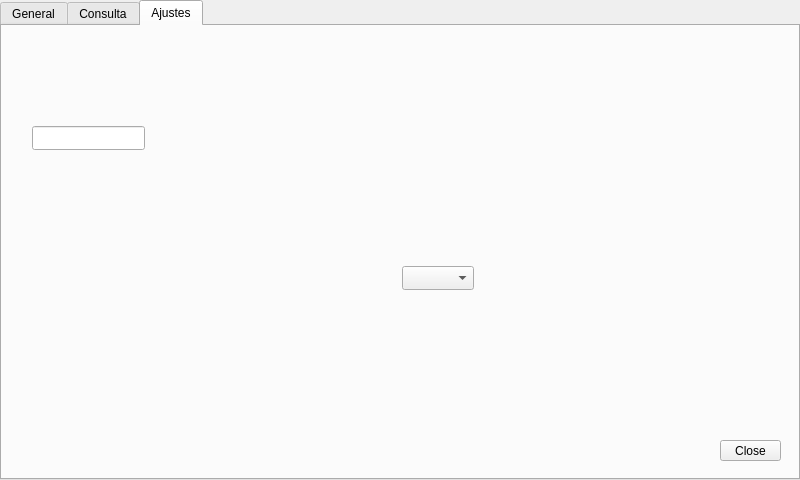
The window that form.ui (SFLACUEVA/AppQT) describes before a commit, drawn with Qt 5.
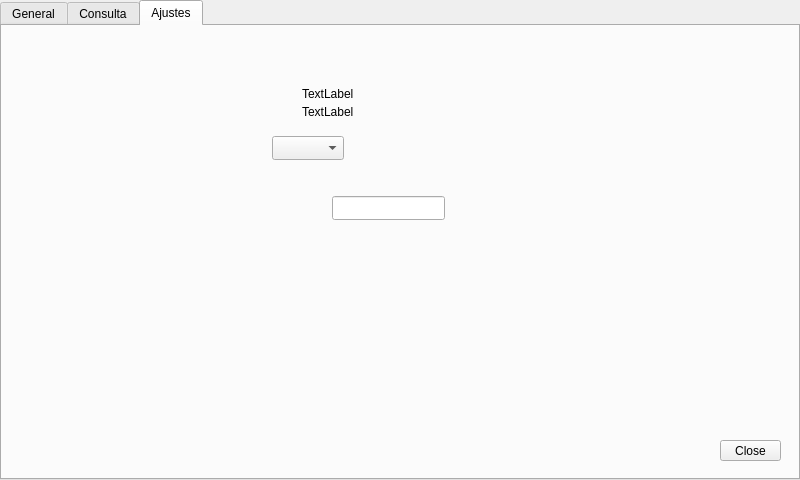
The same window after the commit.

Patch:
```diff
--- a/form.ui
+++ b/form.ui
@@ -56,8 +56,8 @@
      <widget class="QComboBox" name="comboBox">
       <property name="geometry">
        <rect>
-        <x>400</x>
-        <y>240</y>
+        <x>270</x>
+        <y>110</y>
         <width>72</width>
         <height>24</height>
        </rect>
@@ -66,13 +66,39 @@
      <widget class="QLineEdit" name="lineEdit">
       <property name="geometry">
        <rect>
-        <x>30</x>
-        <y>100</y>
+        <x>330</x>
+        <y>170</y>
         <width>113</width>
         <height>24</height>
        </rect>
       </property>
      </widget>
+     <widget class="QLabel" name="lbIP">
+      <property name="geometry">
+       <rect>
+        <x>300</x>
+        <y>78</y>
+        <width>111</width>
+        <height>16</height>
+       </rect>
+      </property>
+      <property name="text">
+       <string>TextLabel</string>
+      </property>
+     </widget>
+     <widget class="QLabel" name="lbHTTP">
+      <property name="geometry">
+       <rect>
+        <x>300</x>
+        <y>60</y>
+        <width>121</width>
+        <height>16</height>
+       </rect>
+      </property>
+      <property name="text">
+       <string>TextLabel</string>
+      </property>
+     </widget>
     </widget>
    </widget>
    <zorder>Tabs</zorder>
```
